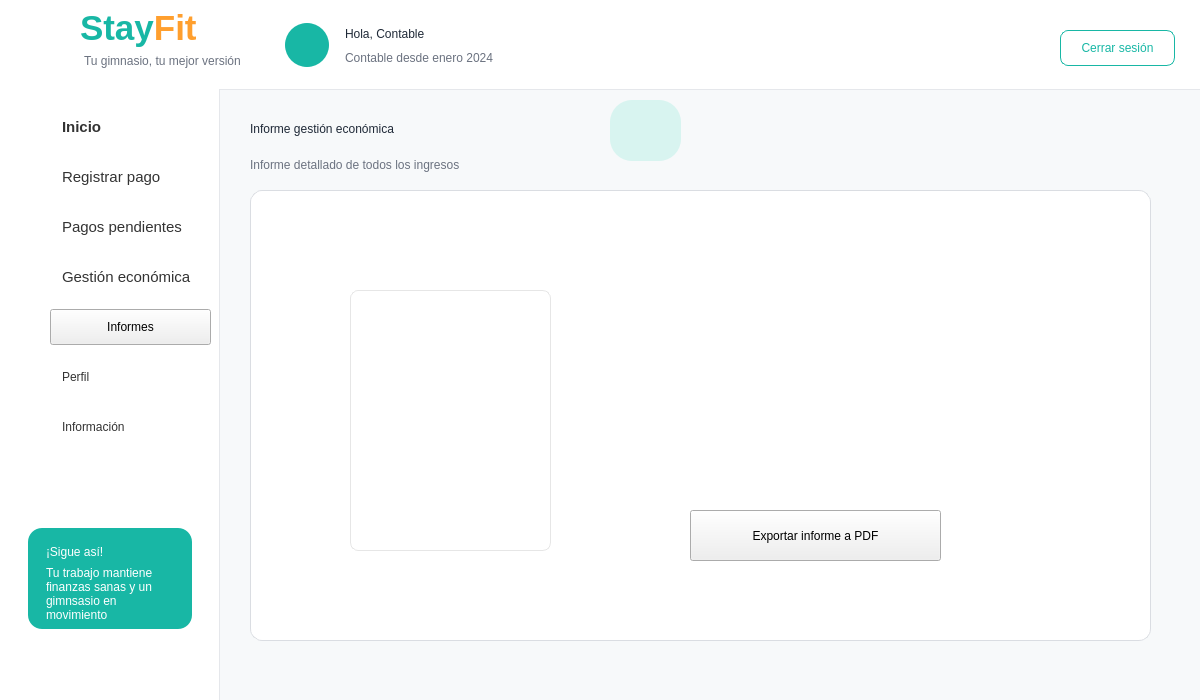
The window that Proyecto/src/vista/Ui/interfaz_contable_informes_gestion_economica.ui (smonts01/Ingenieria-del-software) describes before a commit, drawn with Qt 5.
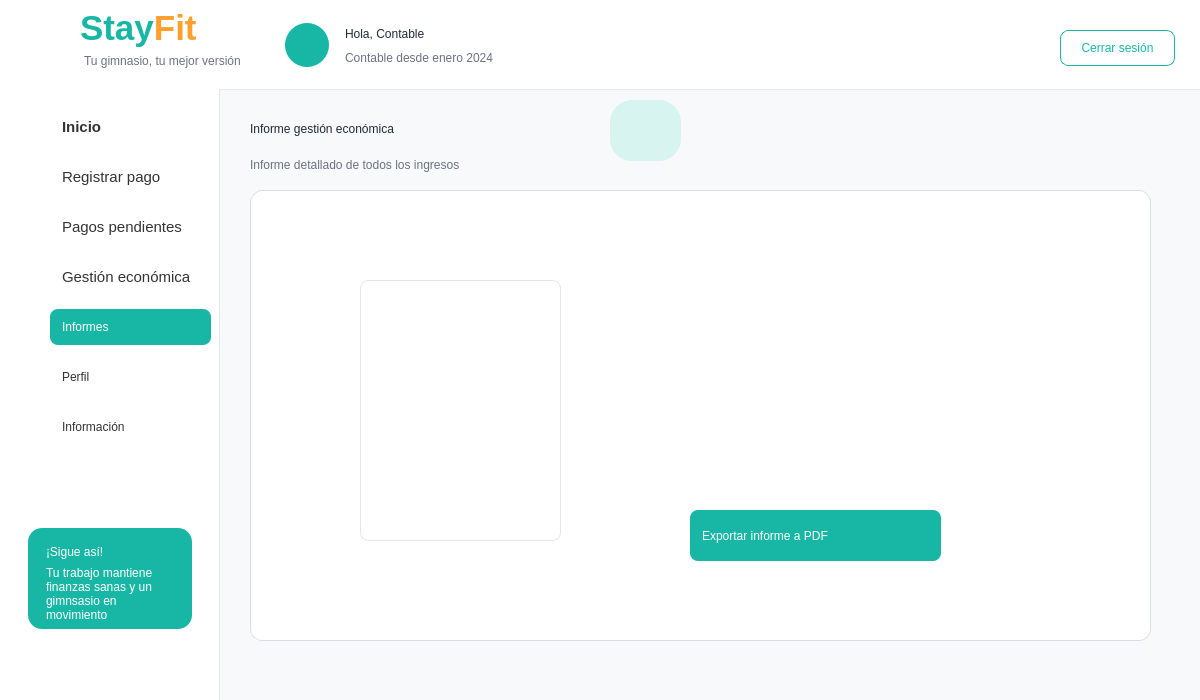
The same window after the commit. Icons and pictures are not drawn.

Diff of the .ui file:
```diff
--- a/Proyecto/src/vista/Ui/interfaz_contable_informes_gestion_economica.ui
+++ b/Proyecto/src/vista/Ui/interfaz_contable_informes_gestion_economica.ui
@@ -183,6 +183,30 @@
        <height>36</height>
       </rect>
      </property>
+     <property name="styleSheet">
+      <string notr="true">QPushButton {
+    background-color: #18B7A5;
+    border: none;
+    border-radius: 8px;
+    padding: 8px 12px;
+    text-align: left;
+    color: #FFFFFF;
+}
+
+QPushButton:hover {
+    background-color: #E8F8F5;
+}
+
+QPushButton:checked {
+    background-color: #DDF7F3;
+    color: #333333;
+    font-weight: bold;
+}
+
+ 
+
+</string>
+     </property>
      <property name="text">
       <string>Informes</string>
      </property>
@@ -704,8 +728,8 @@
      <widget class="QTableWidget" name="tablaInformeGestionEconomica">
       <property name="geometry">
        <rect>
-        <x>100</x>
-        <y>100</y>
+        <x>110</x>
+        <y>90</y>
         <width>201</width>
         <height>261</height>
        </rect>
@@ -740,6 +764,30 @@
         <height>51</height>
        </rect>
       </property>
+      <property name="styleSheet">
+       <string notr="true">QPushButton {
+    background-color: #18B7A5;
+    border: none;
+    border-radius: 8px;
+    padding: 8px 12px;
+    text-align: left;
+    color: #FFFFFF;
+}
+
+QPushButton:hover {
+    background-color: #E8F8F5;
+}
+
+QPushButton:checked {
+    background-color: #DDF7F3;
+    color: #333333;
+    font-weight: bold;
+}
+
+ 
+
+</string>
+      </property>
       <property name="text">
        <string>Exportar informe a PDF</string>
       </property>
```
Left out of the diff: 12 changed lines with no effect on the pictures.
